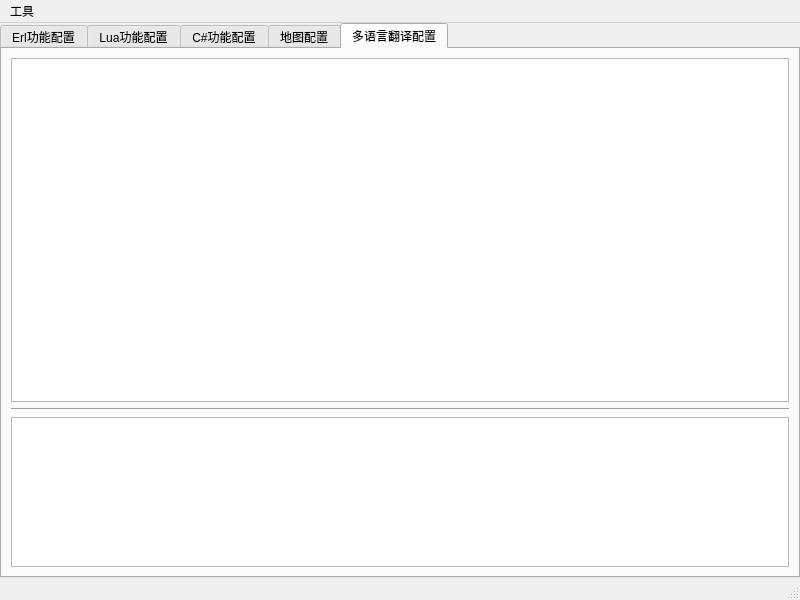
Before: the Qt Designer form python/qt/GenConfigTool/main.ui in dizengrong/dzr_code_2017, drawn with Qt 5.
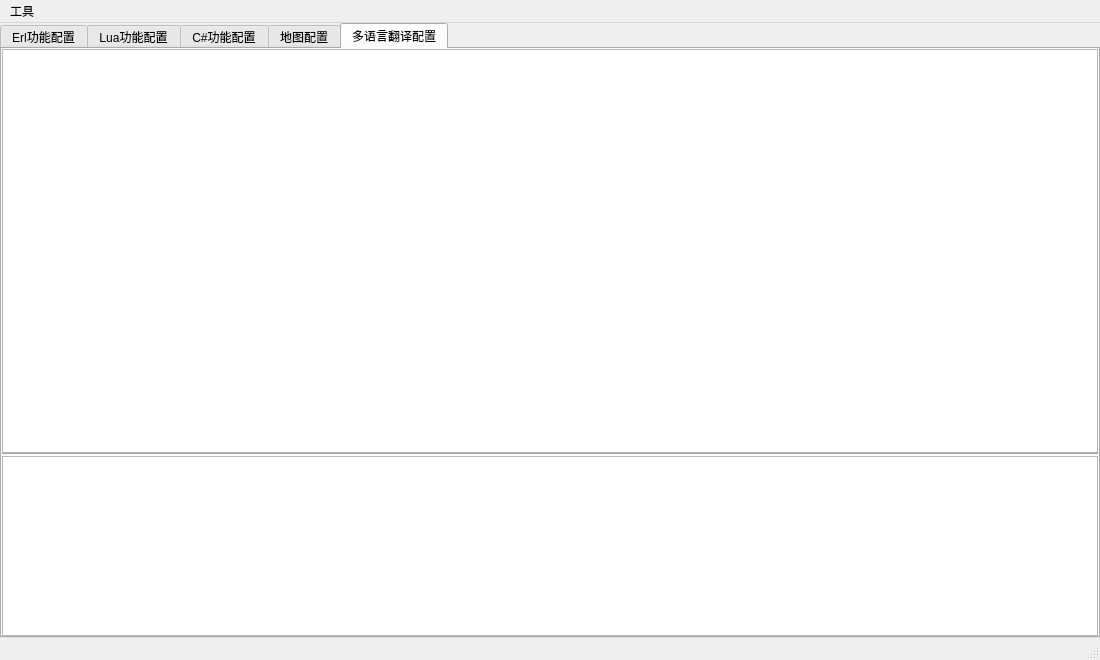
After: the same form once the commit is applied. The open tabs and pages were chosen to show the change.

Patch:
```diff
--- a/python/qt/GenConfigTool/main.ui
+++ b/python/qt/GenConfigTool/main.ui
@@ -6,8 +6,8 @@
    <rect>
     <x>0</x>
     <y>0</y>
-    <width>800</width>
-    <height>600</height>
+    <width>1100</width>
+    <height>660</height>
    </rect>
   </property>
   <property name="windowTitle">
@@ -238,6 +238,21 @@
         <string>多语言翻译配置</string>
        </attribute>
        <layout class="QVBoxLayout" name="verticalLayout_3">
+        <property name="spacing">
+         <number>0</number>
+        </property>
+        <property name="leftMargin">
+         <number>0</number>
+        </property>
+        <property name="topMargin">
+         <number>0</number>
+        </property>
+        <property name="rightMargin">
+         <number>0</number>
+        </property>
+        <property name="bottomMargin">
+         <number>0</number>
+        </property>
         <item>
          <widget class="QTableWidget" name="m_lang_cnf_tab">
           <property name="sizePolicy">
@@ -275,7 +290,7 @@
           <property name="maximumSize">
            <size>
             <width>16777215</width>
-            <height>150</height>
+            <height>180</height>
            </size>
           </property>
           <property name="editTriggers">
@@ -294,7 +309,7 @@
     <rect>
      <x>0</x>
      <y>0</y>
-     <width>800</width>
+     <width>1100</width>
      <height>23</height>
     </rect>
    </property>
```
Left out of the diff: 36 changed lines with no effect on the pictures.
